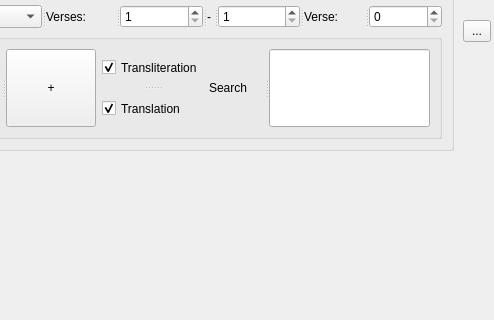
First picture: the form in core/controls/quran_reader.ui, repository abumq/project-islam, before the edit; both pictures show x 187 to 681 and y 0 to 320 of the 681 by 487 pixel window.
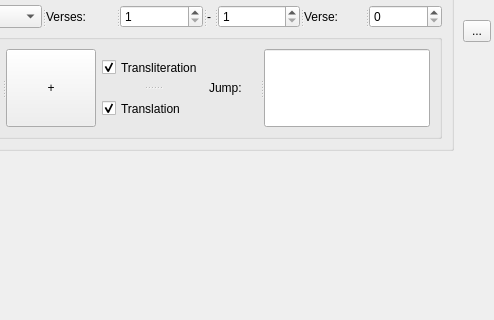
Second picture: the form after the edit.

Commit message: Jump to text

The edit to the form file:
```diff
--- a/core/controls/quran_reader.ui
+++ b/core/controls/quran_reader.ui
@@ -167,7 +167,7 @@
          </property>
          <widget class="QLabel" name="label">
           <property name="text">
-           <string>Search</string>
+           <string>Jump:</string>
           </property>
          </widget>
          <widget class="QLineEdit" name="lineEdit"/>
```
Left out of the diff: 2 changed lines with no effect on the pictures. The commit also changes 4 other files.
